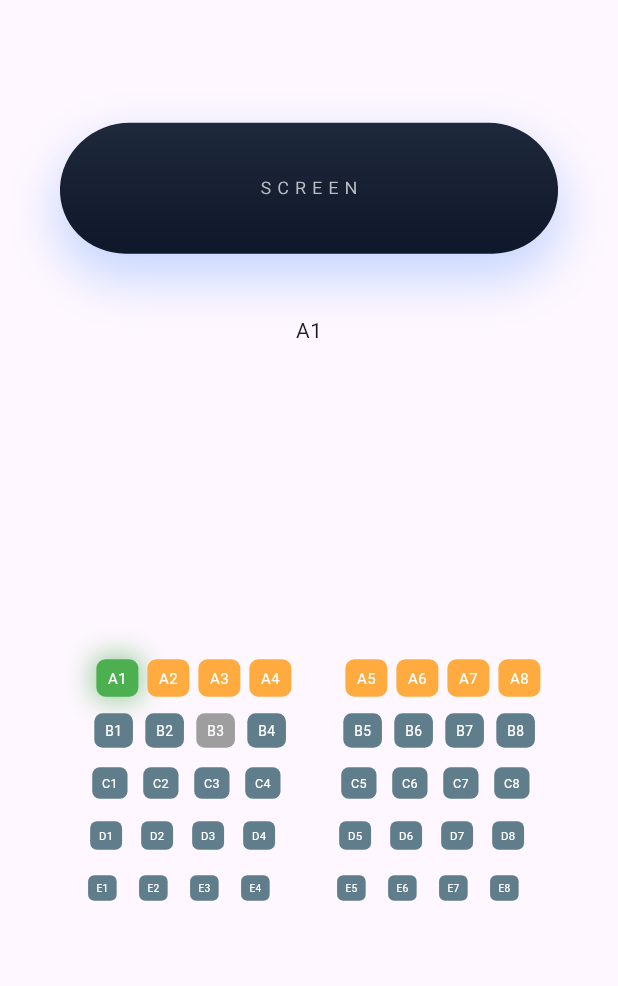
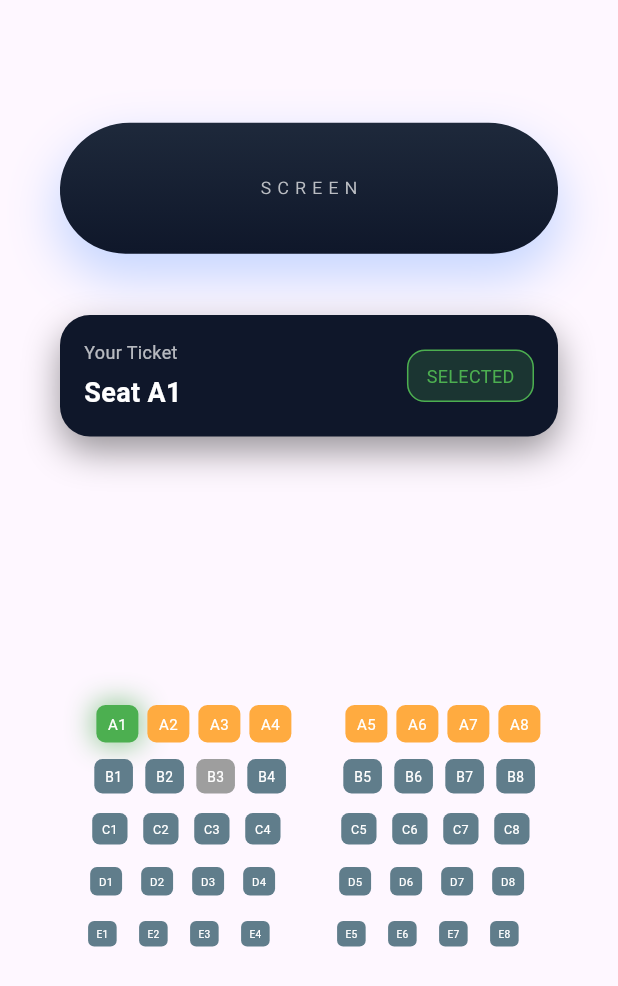
Before and after one commit to ZyadWKhedr/Cinema-Experience, a Flutter app: the screen it shows after launch, after a tap on an icon or button, on a phone screen of 412 x 824 dp. Shown: the top 986 px of the screen. Run offline on Flutter 3.47's test engine with Material 3 defaults, Android fonts, the phone set to English and light mode, and no system bars; drawn by our look-alikes of flutter_animate; our stand-ins replace equatable, flutter_riverpod.

Commit message:
feat(cinema): add ticket preview UI with animated seat selection display

```diff
--- a/lib/features/cinema/presentation/pages/cinema_page.dart
+++ b/lib/features/cinema/presentation/pages/cinema_page.dart
@@ -5,6 +5,7 @@ import 'package:flutter_riverpod/flutter_riverpod.dart';
 import '../../domain/entities/seat.dart';
 import '../providers/cinema_provider.dart';
 import '../widgets/cinema_screen.dart';
+import '../widgets/ticket_preview.dart';
 
 class CinemaPage extends ConsumerWidget {
   const CinemaPage({super.key});
@@ -28,7 +29,19 @@ class CinemaPage extends ConsumerWidget {
 
             const SizedBox(height: 40),
 
-            Text(state.selectedSeatId?.id ?? 'No Seat Selected'),
+            AnimatedSwitcher(
+  duration: const Duration(milliseconds: 300),
+  child: state.selectedSeatId == null
+      ? const Text(
+          "Select a seat",
+          key: ValueKey("empty"),
+          style: TextStyle(color: Colors.white70),
+        )
+      : TicketPreview(
+          key: ValueKey("ticket"),
+          seat: state.selectedSeatId!,
+        ),
+),
 
             const SizedBox(height: 20),
 
@@ -124,7 +137,7 @@ Widget _buildSeatRow(
         boxShadow: state.selectedSeatId?.id == seats[i].id
             ? [
                 BoxShadow(
-                  color: Colors.green.withOpacity(0.6),
+                  color: Colors.green.withValues(alpha:0.6),
                   blurRadius: 15,
                   spreadRadius: 2,
                 )
--- /dev/null
+++ b/lib/features/cinema/presentation/widgets/ticket_preview.dart
@@ -0,0 +1,82 @@
+import 'package:flutter/material.dart';
+import '../../domain/entities/seat.dart';
+
+class TicketPreview extends StatelessWidget {
+  final Seat seat;
+
+  const TicketPreview({
+    super.key,
+    required this.seat,
+  });
+
+  @override
+  Widget build(BuildContext context) {
+    return Container(
+      width: double.infinity,
+      margin: const EdgeInsets.symmetric(horizontal: 20),
+
+      padding: const EdgeInsets.all(16),
+
+      decoration: BoxDecoration(
+        color: const Color(0xFF0F172A),
+        borderRadius: BorderRadius.circular(20),
+
+        boxShadow: [
+          BoxShadow(
+            color: Colors.black.withValues(alpha:0.4),
+            blurRadius: 20,
+            offset: const Offset(0, 10),
+          ),
+        ],
+      ),
+
+      child: Row(
+        mainAxisAlignment: MainAxisAlignment.spaceBetween,
+        children: [
+          // LEFT SIDE
+          Column(
+            crossAxisAlignment: CrossAxisAlignment.start,
+            children: [
+              const Text(
+                "Your Ticket",
+                style: TextStyle(
+                  color: Colors.white70,
+                  fontSize: 12,
+                ),
+              ),
+              const SizedBox(height: 6),
+              Text(
+                "Seat ${seat.id}",
+                style: const TextStyle(
+                  color: Colors.white,
+                  fontSize: 18,
+                  fontWeight: FontWeight.bold,
+                ),
+              ),
+            ],
+          ),
+
+          // RIGHT SIDE
+          Container(
+            padding: const EdgeInsets.symmetric(
+              horizontal: 12,
+              vertical: 8,
+            ),
+            decoration: BoxDecoration(
+              color: Colors.green.withValues(alpha:0.2),
+              borderRadius: BorderRadius.circular(12),
+              border: Border.all(color: Colors.green),
+            ),
+            child: const Text(
+              "SELECTED",
+              style: TextStyle(
+                color: Colors.green,
+                fontSize: 12,
+              ),
+            ),
+          ),
+        ],
+      ),
+    );
+  }
+}
```
